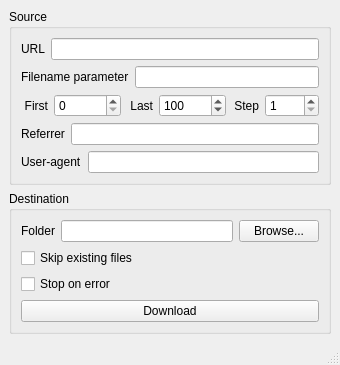
First picture: the form in ui/mainwindow.ui, repository kervala/batchdownloader, before the edit.
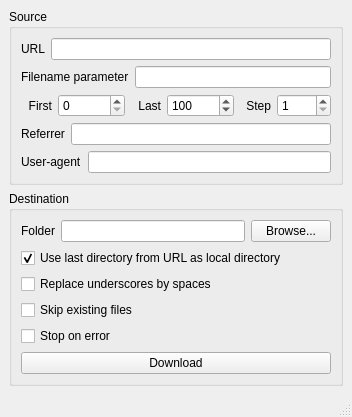
Second picture: the form after the edit.

Commit message: Fixed: Allow to use the last directory from URL as local output directory

```diff
--- a/ui/mainwindow.ui
+++ b/ui/mainwindow.ui
@@ -6,8 +6,8 @@
    <rect>
     <x>0</x>
     <y>0</y>
-    <width>340</width>
-    <height>365</height>
+    <width>352</width>
+    <height>388</height>
    </rect>
   </property>
   <property name="windowTitle">
@@ -172,6 +172,23 @@
          </item>
         </layout>
        </item>
+       <item>
+        <widget class="QCheckBox" name="useLastDirectoryCheckBox">
+         <property name="text">
+          <string>Use last directory from URL as local directory</string>
+         </property>
+         <property name="checked">
+          <bool>true</bool>
+         </property>
+        </widget>
+       </item>
+       <item>
+        <widget class="QCheckBox" name="replaceUnderscoresBySpacesCheckBox">
+         <property name="text">
+          <string>Replace underscores by spaces</string>
+         </property>
+        </widget>
+       </item>
        <item>
         <widget class="QCheckBox" name="skipCheckBox">
          <property name="text">
```
Left out of the diff: 2 changed lines with no effect on the pictures. The commit also changes 2 other files.
